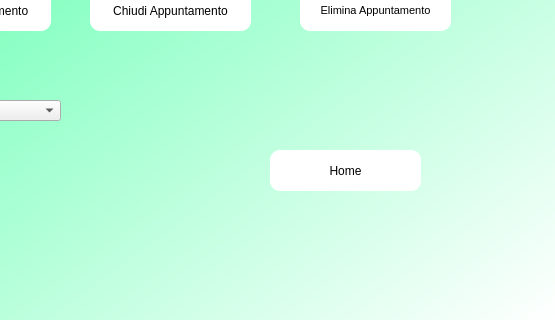
First picture: the form in Mockup/calendario.ui, repository MarcoSpina01/Farmacia, before the edit; both pictures show x 630 to 1185 and y 480 to 800 of the 1185 by 800 pixel window.
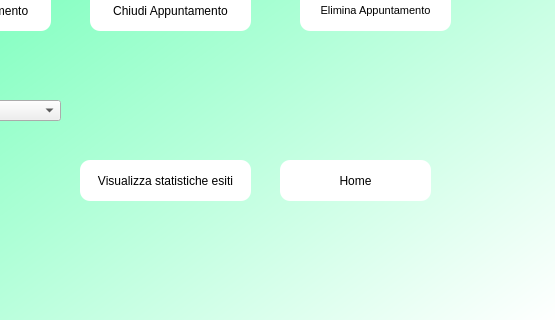
Second picture: the form after the edit. Icons and pictures are not drawn.

What changed in the file:
```diff
--- a/Mockup/calendario.ui
+++ b/Mockup/calendario.ui
@@ -166,8 +166,8 @@
   <widget class="QPushButton" name="homebtn">
    <property name="geometry">
     <rect>
-     <x>900</x>
-     <y>630</y>
+     <x>910</x>
+     <y>640</y>
      <width>151</width>
      <height>41</height>
     </rect>
@@ -191,6 +191,23 @@
     </size>
    </property>
   </widget>
+  <widget class="QPushButton" name="statistichebtn">
+   <property name="geometry">
+    <rect>
+     <x>710</x>
+     <y>640</y>
+     <width>171</width>
+     <height>41</height>
+    </rect>
+   </property>
+   <property name="styleSheet">
+    <string notr="true">border-radius: 10px;
+background-color: qlineargradient(spread:pad, x1:0, y1:0, x2:1, y2:0, stop:0 rgba(255, 255, 255, 255), stop:1 rgba(255, 255, 255, 255));</string>
+   </property>
+   <property name="text">
+    <string>Visualizza statistiche esiti</string>
+   </property>
+  </widget>
  </widget>
  <resources>
   <include location="../resource.qrc"/>
```
